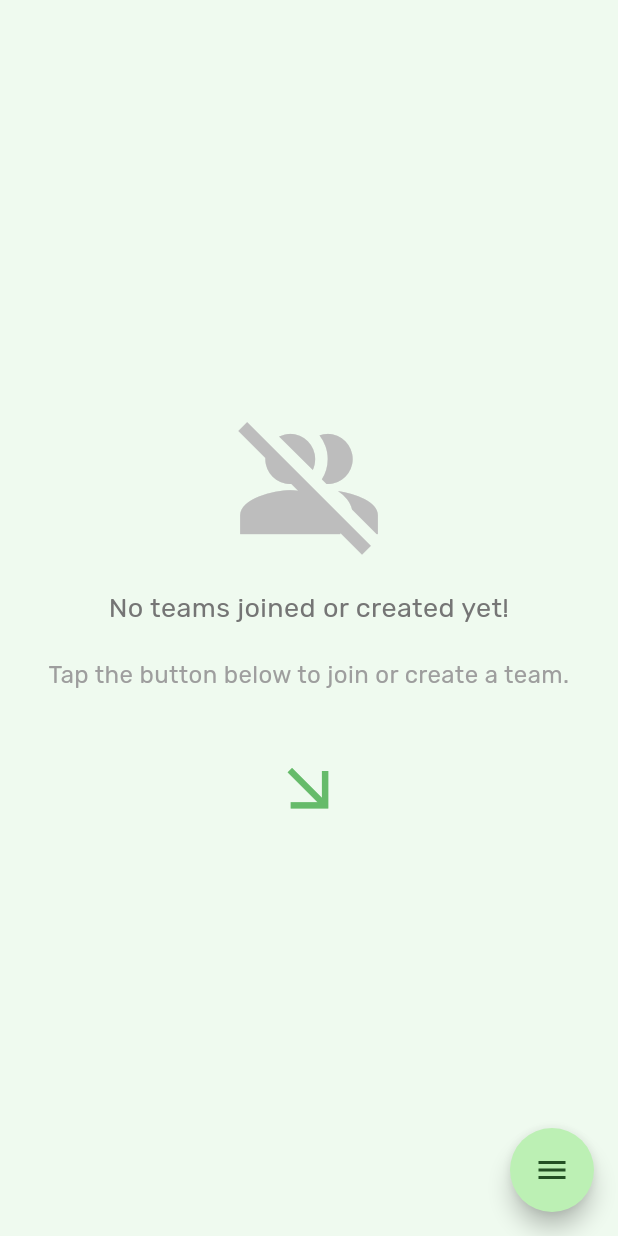
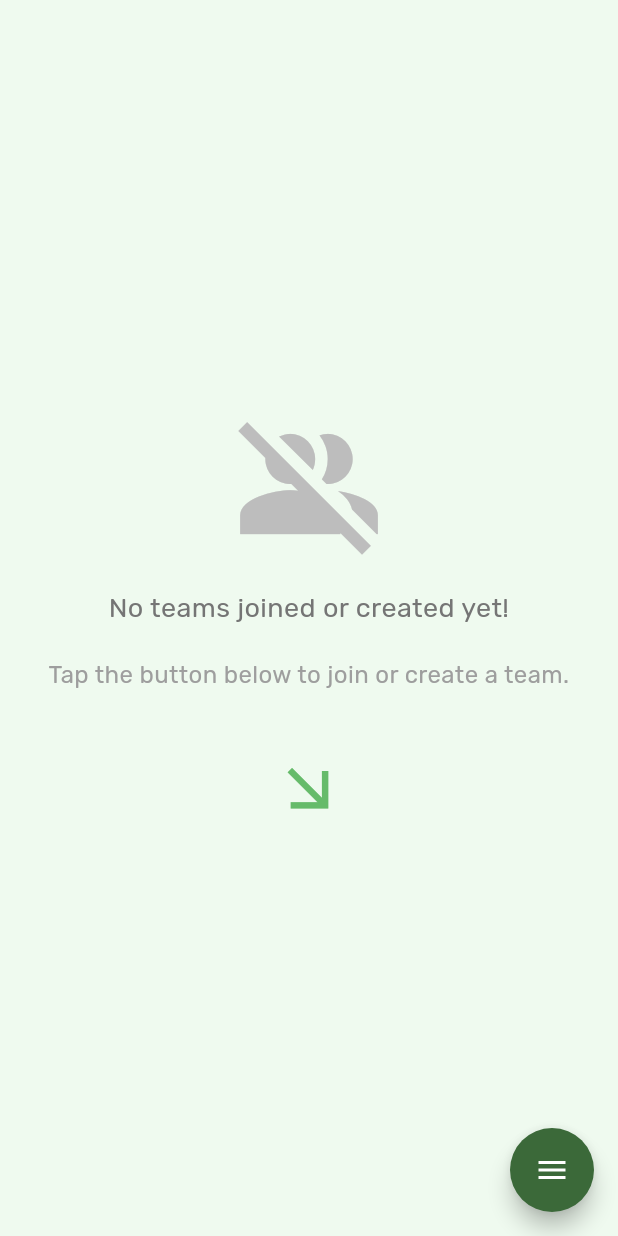
Before and after one commit to shaikhikram04/Tracket, a Flutter app: the TeamsList screen opened directly, on a phone screen of 412 x 824 dp. Run offline on Flutter 3.47's test engine with Material 3 defaults, Android fonts, the phone set to English and light mode, and no system bars; drawn by our look-alikes of flutter_speed_dial; our stand-ins replace animate_do, cloud_firestore, device_preview, firebase_auth, firebase_core, flutter_dotenv and 3 more; accounts and stored records are empty; generated files the repository leaves out were written again.

Commit message:
change color of floatingActionButton

```diff
--- a/lib/screens/teams_screen.dart
+++ b/lib/screens/teams_screen.dart
@@ -77,6 +77,8 @@ class TeamsList extends StatelessWidget {
         },
       ),
       floatingActionButton: SpeedDial(
+        backgroundColor: Theme.of(context).colorScheme.primary,
+        foregroundColor: Colors.white,
         animatedIcon: AnimatedIcons.menu_close,
         overlayOpacity: 0.4,
         children: [
```
